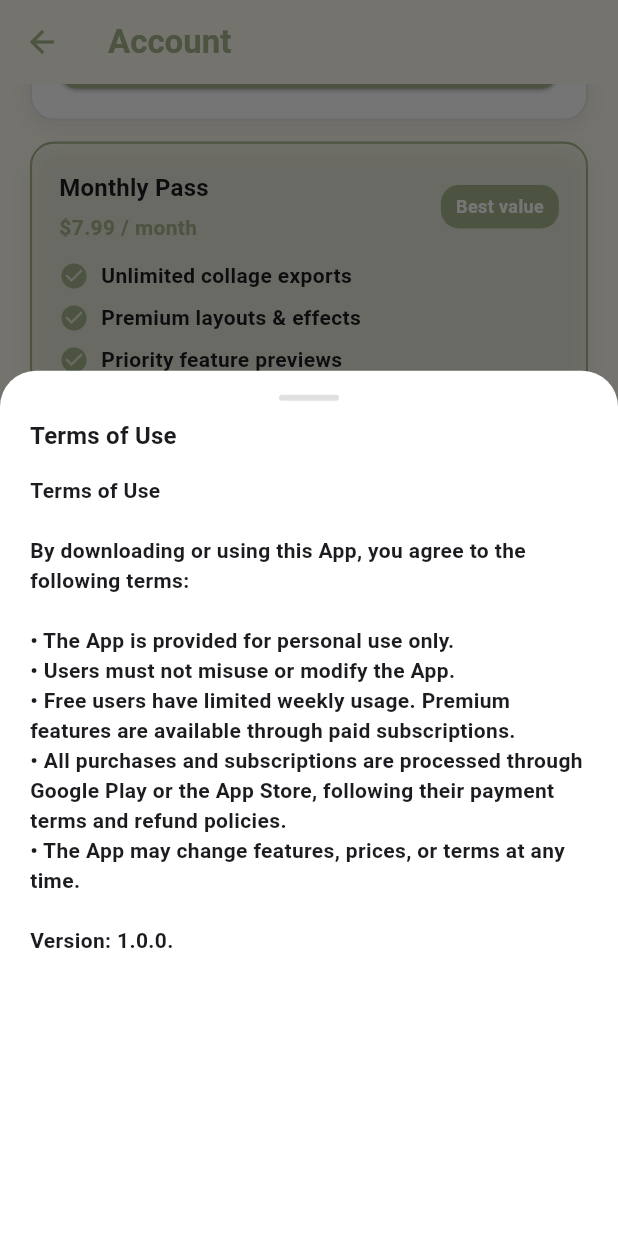
After one commit to aycabadem/photo_collage, a Flutter app: the ProfileScreen screen opened directly, scrolled down 525 dp, after a tap on "Terms of Use", on a phone screen of 412 x 824 dp. The commit adds this screen. Run offline on Flutter 3.47's test engine with Material 3 defaults, Android fonts, the phone set to English and light mode, and no system bars; our stand-ins replace extended_image, image_picker; missing offline and left inert: saver_gallery.

Commit message:
profile page

```diff
--- a/lib/screens/collage_screen.dart
+++ b/lib/screens/collage_screen.dart
@@ -14,6 +14,7 @@ import '../widgets/ios_color_picker_modal.dart';
 import '../widgets/border_panel.dart';
 import '../widgets/layout_picker_modal.dart';
 import 'photo_editor_page.dart';
+import 'profile_screen.dart';
 
 /// Main screen for the photo collage application
 class CollageScreen extends StatefulWidget {
@@ -60,6 +61,13 @@ class _CollageScreenState extends State<CollageScreen> {
                   tooltip: 'Save Collage',
                   icon: const Icon(Icons.save),
                   onPressed: () => _saveCollage(context, collageManager),
+                  iconSize: 28,
+                ),
+                const SizedBox(width: 12),
+                IconButton(
+                  tooltip: 'Account',
+                  icon: const Icon(Icons.person_outline),
+                  onPressed: _openProfile,
                   iconSize: 28,
                 ),
                 const SizedBox(width: 16),
@@ -576,6 +584,14 @@ class _CollageScreenState extends State<CollageScreen> {
     );
   }
 
+  void _openProfile() {
+    Navigator.of(context).push(
+      MaterialPageRoute(
+        builder: (_) => const ProfileScreen(),
+      ),
+    );
+  }
+
   Future<void> _openPhotosApp(BuildContext context) async {
     bool handled = false;
     try {
--- /dev/null
+++ b/lib/screens/profile_screen.dart
@@ -0,0 +1,456 @@
+import 'package:flutter/material.dart';
+
+class ProfileScreen extends StatelessWidget {
+  const ProfileScreen({super.key});
+
+  @override
+  Widget build(BuildContext context) {
+    final theme = Theme.of(context);
+
+    return Scaffold(
+      appBar: AppBar(
+        title: const Text('Account'),
+        backgroundColor: const Color(0xFFFCFAEE),
+        elevation: 0,
+      ),
+      backgroundColor: const Color(0xFFFCFAEE),
+      body: ListView(
+        padding: const EdgeInsets.fromLTRB(20, 16, 20, 24),
+        children: [
+          _FreeUsageCard(theme: theme),
+          const SizedBox(height: 18),
+          _SubscriptionSection(theme: theme),
+          const SizedBox(height: 18),
+          _LegalSection(theme: theme),
+        ],
+      ),
+    );
+  }
+}
+
+class _FreeUsageCard extends StatelessWidget {
+  final ThemeData theme;
+
+  const _FreeUsageCard({required this.theme});
+
+  @override
+  Widget build(BuildContext context) {
+    return Container(
+      decoration: BoxDecoration(
+        color: Colors.white,
+        borderRadius: BorderRadius.circular(16),
+        boxShadow: [
+          BoxShadow(
+            color: Colors.black.withValues(alpha: 0.08),
+            blurRadius: 12,
+            offset: const Offset(0, 6),
+          ),
+        ],
+      ),
+      padding: const EdgeInsets.fromLTRB(18, 20, 18, 20),
+      child: Column(
+        crossAxisAlignment: CrossAxisAlignment.start,
+        children: [
+          Text(
+            'Free plan',
+            style: theme.textTheme.titleMedium?.copyWith(
+              fontWeight: FontWeight.w700,
+            ),
+          ),
+          const SizedBox(height: 8),
+          const Text(
+            'You can save 1 collage per week. Upgrade to unlock unlimited saves, premium layouts and more.',
+          ),
+          const SizedBox(height: 14),
+          LinearProgressIndicator(
+            value: 1.0,
+            backgroundColor: const Color(0xFFE5E7EB),
+            color: theme.colorScheme.primary,
+            minHeight: 6,
+          ),
+          const SizedBox(height: 6),
+          Text(
+            'Weekly saves used: 1 / 1',
+            style: theme.textTheme.bodySmall?.copyWith(
+              color: theme.colorScheme.primary,
+              fontWeight: FontWeight.w600,
+            ),
+          ),
+        ],
+      ),
+    );
+  }
+}
+
+class _SubscriptionSection extends StatelessWidget {
+  final ThemeData theme;
+
+  const _SubscriptionSection({required this.theme});
+
+  @override
+  Widget build(BuildContext context) {
+    final plans = [
+      const _Plan(
+        title: 'Weekly Pass',
+        price: '\$3.49 / week',
+        perks: [
+          'Unlimited collage exports',
+          'Remove weekly cap',
+          'All premium layouts',
+        ],
+      ),
+      const _Plan(
+        title: 'Monthly Pass',
+        price: '\$7.99 / month',
+        perks: [
+          'Unlimited collage exports',
+          'Premium layouts & effects',
+          'Priority feature previews',
+        ],
+        highlighted: true,
+      ),
+      const _Plan(
+        title: 'Annual Pass',
+        price: '\$49.99 / year',
+        perks: [
+          'Unlimited collage exports',
+          'Save 48% vs monthly',
+          'VIP feature previews',
+        ],
+      ),
+    ];
+
+    return Column(
+      crossAxisAlignment: CrossAxisAlignment.start,
+      children: [
+        Text(
+          'Upgrade for unlimited access',
+          style: theme.textTheme.titleMedium?.copyWith(
+            fontWeight: FontWeight.w700,
+          ),
+        ),
+        const SizedBox(height: 12),
+        ...plans.map(
+          (plan) => Padding(
+            padding: const EdgeInsets.only(bottom: 14),
+            child: _PlanCard(plan: plan, theme: theme),
+          ),
+        ),
+      ],
+    );
+  }
+}
+
+class _Plan {
+  final String title;
+  final String price;
+  final List<String> perks;
+  final bool highlighted;
+
+  const _Plan({
+    required this.title,
+    required this.price,
+    required this.perks,
+    this.highlighted = false,
+  });
+}
+
+class _PlanCard extends StatelessWidget {
+  final _Plan plan;
+  final ThemeData theme;
+
+  const _PlanCard({
+    required this.plan,
+    required this.theme,
+  });
+
+  @override
+  Widget build(BuildContext context) {
+    final borderColor = plan.highlighted
+        ? theme.colorScheme.primary
+        : const Color(0xFFE5E7EB);
+    final backgroundColor =
+        plan.highlighted ? theme.colorScheme.primary.withValues(alpha: 0.07) : Colors.white;
+
+    return Container(
+      decoration: BoxDecoration(
+        color: backgroundColor,
+        borderRadius: BorderRadius.circular(16),
+        border: Border.all(color: borderColor, width: 1.4),
+        boxShadow: [
+          BoxShadow(
+            color: Colors.black.withValues(alpha: 0.06),
+            blurRadius: 10,
+            offset: const Offset(0, 5),
+          ),
+        ],
+      ),
+      padding: const EdgeInsets.fromLTRB(18, 18, 18, 20),
+      child: Column(
+        crossAxisAlignment: CrossAxisAlignment.start,
+        children: [
+          Row(
+            children: [
+              Expanded(
+                child: Column(
+                  crossAxisAlignment: CrossAxisAlignment.start,
+                  children: [
+                    Text(
+                      plan.title,
+                      style: theme.textTheme.titleMedium?.copyWith(
+                        fontWeight: FontWeight.w700,
+                      ),
+                    ),
+                    const SizedBox(height: 4),
+                    Text(
+                      plan.price,
+                      style: theme.textTheme.bodyMedium?.copyWith(
+                        color: theme.colorScheme.primary,
+                        fontWeight: FontWeight.w600,
+                      ),
+                    ),
+                  ],
+                ),
+              ),
+              if (plan.highlighted)
+                Container(
+                  padding: const EdgeInsets.symmetric(horizontal: 10, vertical: 6),
+                  decoration: BoxDecoration(
+                    color: theme.colorScheme.primary,
+                    borderRadius: BorderRadius.circular(12),
+                  ),
+                  child: const Text(
+                    'Best value',
+                    style: TextStyle(
+                      color: Colors.white,
+                      fontWeight: FontWeight.w700,
+                      fontSize: 12,
+                    ),
+                  ),
+                ),
+            ],
+          ),
+          const SizedBox(height: 12),
+          ...plan.perks.map(
+            (perk) => Padding(
+              padding: const EdgeInsets.only(bottom: 8),
+              child: Row(
+                children: [
+                  Icon(
+                    Icons.check_circle,
+                    color: theme.colorScheme.primary,
+                    size: 20,
+                  ),
+                  const SizedBox(width: 8),
+                  Expanded(child: Text(perk)),
+                ],
+              ),
+            ),
+          ),
+          const SizedBox(height: 12),
+          SizedBox(
+            width: double.infinity,
+            child: ElevatedButton(
+              onPressed: () {
+                ScaffoldMessenger.of(context).showSnackBar(
+                  const SnackBar(
+                    content: Text('Subscriptions coming soon.'),
+                    duration: Duration(seconds: 2),
+                  ),
+                );
+              },
+              style: ElevatedButton.styleFrom(
+                backgroundColor: theme.colorScheme.primary,
+                foregroundColor: Colors.white,
+                padding: const EdgeInsets.symmetric(vertical: 14),
+                shape: RoundedRectangleBorder(
+                  borderRadius: BorderRadius.circular(12),
+                ),
+              ),
+              child: const Text(
+                'Subscribe',
+                style: TextStyle(fontWeight: FontWeight.w700),
+              ),
+            ),
+          ),
+        ],
+      ),
+    );
+  }
+}
+
+class _LegalSection extends StatelessWidget {
+  final ThemeData theme;
+
+  const _LegalSection({required this.theme});
+
+  @override
+  Widget build(BuildContext context) {
+    final tiles = [
+      _LegalLink(
+        title: 'Terms of Use',
+        onTap: () => _showPlaceholderDocument(
+          context,
+          title: 'Terms of Use',
+          body: _termsOfUseText,
+        ),
+      ),
+      _LegalLink(
+        title: 'Privacy Policy',
+        onTap: () => _showPlaceholderDocument(
+          context,
+          title: 'Privacy Policy',
+          body: _privacyPolicyText,
+        ),
+      ),
+      _LegalLink(
+        title: 'Restore Purchases',
+        onTap: () {
+          ScaffoldMessenger.of(context).showSnackBar(
+            const SnackBar(
+              content: Text('Restore will be available when subscriptions launch.'),
+              duration: Duration(seconds: 2),
+            ),
+          );
+        },
+      ),
+    ];
+
+    return Container(
+      decoration: BoxDecoration(
+        color: Colors.white,
+        borderRadius: BorderRadius.circular(16),
+        boxShadow: [
+          BoxShadow(
+            color: Colors.black.withValues(alpha: 0.05),
+            blurRadius: 10,
+            offset: const Offset(0, 4),
+          ),
+        ],
+      ),
+      child: Column(
+        children: tiles.map((tile) {
+          final isLast = tile == tiles.last;
+          return Column(
+            children: [
+              ListTile(
+                title: Text(
+                  tile.title,
+                  style: theme.textTheme.bodyLarge?.copyWith(
+                    fontWeight: FontWeight.w600,
+                  ),
+                ),
+                trailing: const Icon(Icons.chevron_right_rounded),
+                onTap: tile.onTap,
+              ),
+              if (!isLast)
+                const Divider(
+                  height: 1,
+                  thickness: 1,
+                  indent: 16,
+                  endIndent: 16,
+                ),
+            ],
+          );
+        }).toList(),
+      ),
+    );
+  }
+}
+
+class _LegalLink {
+  final String title;
+  final VoidCallback onTap;
+
+  const _LegalLink({
+    required this.title,
+    required this.onTap,
+  });
+}
+
+void _showPlaceholderDocument(
+  BuildContext context, {
+  required String title,
+  required String body,
+}) {
+  showModalBottomSheet<void>(
+    context: context,
+    isScrollControlled: true,
+    backgroundColor: Colors.transparent,
+    builder: (context) => DraggableScrollableSheet(
+      expand: false,
+      initialChildSize: 0.7,
+      maxChildSize: 0.9,
+      minChildSize: 0.5,
+      builder: (context, scrollController) => Container(
+        decoration: const BoxDecoration(
+          color: Colors.white,
+          borderRadius: BorderRadius.vertical(top: Radius.circular(24)),
+        ),
+        padding: const EdgeInsets.fromLTRB(20, 16, 20, 24),
+        child: Column(
+          crossAxisAlignment: CrossAxisAlignment.start,
+          children: [
+            Center(
+              child: Container(
+                width: 40,
+                height: 4,
+                margin: const EdgeInsets.only(bottom: 12),
+                decoration: BoxDecoration(
+                  color: Colors.black.withValues(alpha: 0.12),
+                  borderRadius: BorderRadius.circular(2),
+                ),
+              ),
+            ),
+            Text(
+              title,
+              style: Theme.of(context).textTheme.titleMedium?.copyWith(
+                    fontWeight: FontWeight.w700,
+                  ),
+            ),
+            const SizedBox(height: 14),
+            Expanded(
+              child: SingleChildScrollView(
+                controller: scrollController,
+                child: Text(body),
+              ),
+            ),
+          ],
+        ),
+      ),
+    ),
+  );
+}
+
+const String _termsOfUseText = '''
+Terms of Use
+
+By downloading or using this App, you agree to the following terms:
+
+• The App is provided for personal use only.
+• Users must not misuse or modify the App.
+• Free users have limited weekly usage. Premium features are available through paid subscriptions.
+• All purchases and subscriptions are processed through Google Play or the App Store, following their payment terms and refund policies.
+• The App may change features, prices, or terms at any time.
+
+Version: 1.0.0.
+''';
+
+const String _privacyPolicyText = '''
+Privacy Policy
+Last updated: October 2025
+
+This app (“Custom Collage”) respects your privacy. By using the App, you agree to this Privacy Policy.
+
+1. Data Collection
+The App does not collect or store any personal data. It only asks for access to your device’s photos in order to create collages. Your photos are never uploaded or shared; all processing happens locally on your device.
+
+2. Purchases and Payments
+The App uses Google Play Billing and App Store Subscriptions to manage premium features and payments. These services handle your payment information securely and follow their own privacy policies.
+
+3. Security
+The App does not transfer or store any user data on external servers.
+
+4. Changes
+This Privacy Policy may be updated from time to time. The latest version will always be available within the App or on the developer’s website.
+''';
```
